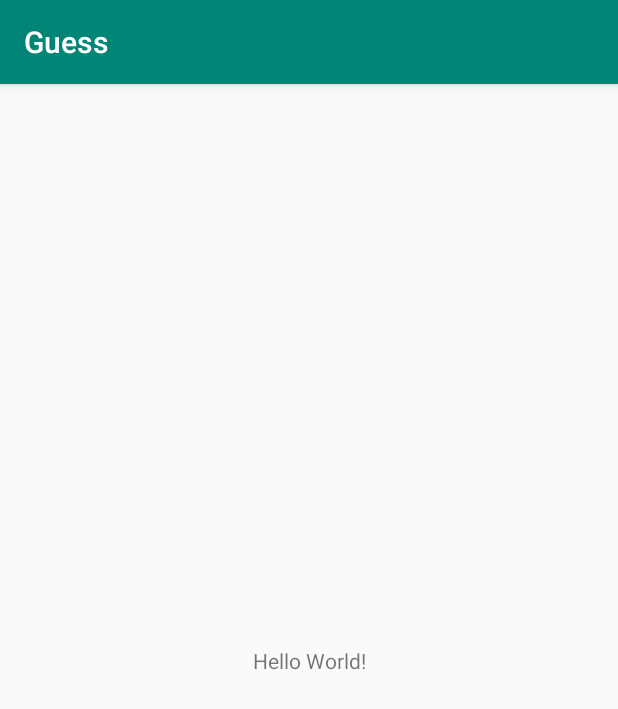
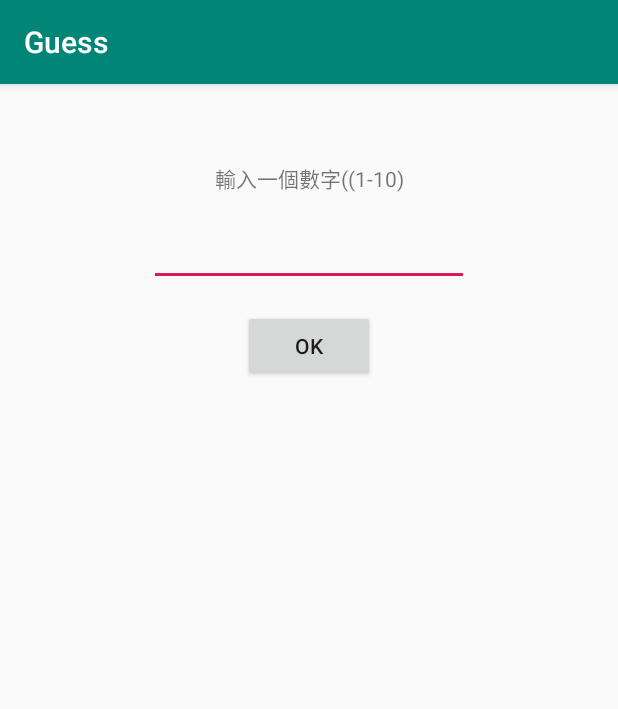
Before and after one commit to Leetawei/Guess, an Android app: the screen it shows after launch (MainActivity), on a phone screen of 412 x 824 dp. Shown: the top 709 px of the screen. Run offline under Robolectric (Android 15) with nearby library versions, the phone set to English and light mode, and no system bars.

```diff
--- a/app/build.gradle
+++ b/app/build.gradle
@@ -32,4 +32,5 @@ dependencies {
     testImplementation 'junit:junit:4.12'
     androidTestImplementation 'androidx.test.ext:junit:1.1.0'
     androidTestImplementation 'androidx.test.espresso:espresso-core:3.1.1'
+    implementation 'androidx.recyclerview:recyclerview:1.1.0'
 }
--- a/app/src/main/res/layout/activity_main.xml
+++ b/app/src/main/res/layout/activity_main.xml
@@ -7,13 +7,34 @@
     tools:context=".MainActivity">
 
     <TextView
-        android:id="@+id/hello_main"
+        android:id="@+id/textView"
         android:layout_width="wrap_content"
         android:layout_height="wrap_content"
-        android:text="Hello World!"
-        app:layout_constraintBottom_toBottomOf="parent"
-        app:layout_constraintLeft_toLeftOf="parent"
-        app:layout_constraintRight_toRightOf="parent"
+        android:layout_marginTop="52dp"
+        android:text="輸入一個數字((1-10)"
+        app:layout_constraintEnd_toEndOf="parent"
+        app:layout_constraintStart_toStartOf="parent"
         app:layout_constraintTop_toTopOf="parent" />
 
+    <EditText
+        android:id="@+id/ed_numder"
+        android:layout_width="wrap_content"
+        android:layout_height="wrap_content"
+        android:layout_marginTop="16dp"
+        android:ems="10"
+        android:inputType="numberDecimal"
+        app:layout_constraintEnd_toEndOf="parent"
+        app:layout_constraintStart_toStartOf="parent"
+        app:layout_constraintTop_toBottomOf="@+id/textView" />
+
+    <Button
+        android:id="@+id/ok_button"
+        android:layout_width="wrap_content"
+        android:layout_height="wrap_content"
+        android:layout_marginTop="16dp"
+        android:onClick="check"
+        android:text="@android:string/ok"
+        app:layout_constraintEnd_toEndOf="parent"
+        app:layout_constraintStart_toStartOf="parent"
+        app:layout_constraintTop_toBottomOf="@+id/ed_numder" />
 </androidx.constraintlayout.widget.ConstraintLayout>
```
Also changed, not shown: app/src/main/java/tw/tawei/guess/MainActivity.kt (+26 -1 lines), app/src/main/java/tw/tawei/guess/SecretNumber.kt (added, +23 -0 lines), app/src/main/res/layout/linear_main.xml (added, +33 -0 lines).
